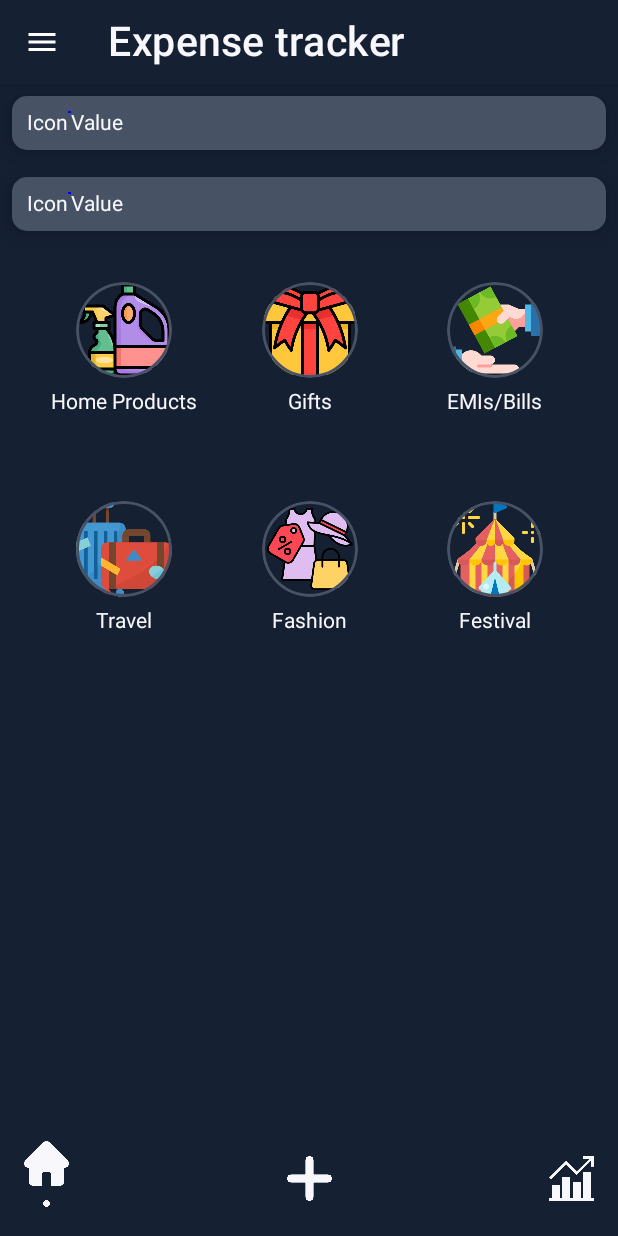
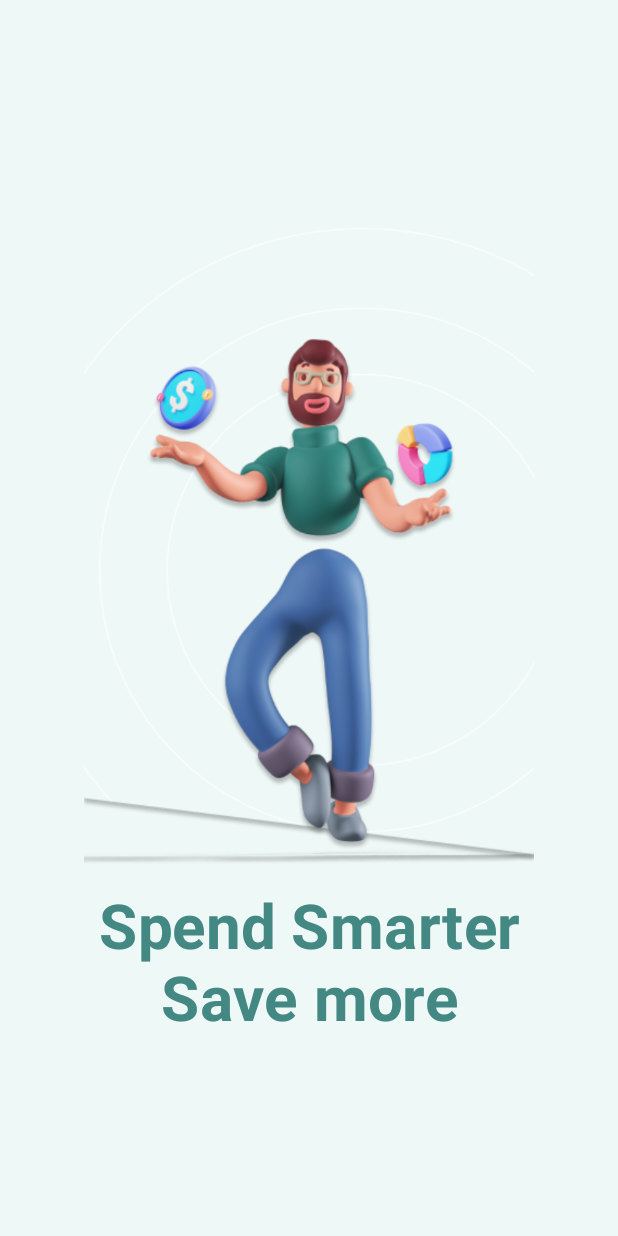
Before and after one commit to mr-j-shah/Expanse_Tracker, an Android app built with Jetpack Compose: the first screen one second after launch (MainActivity), on a phone screen of 412 x 824 dp. Run offline under Robolectric (Android 15) with nearby library versions, the phone set to English and light mode, and no system bars; our stand-ins replace Room's generated code.

Commit message:
Detail View Screen

```diff
--- a/app/build.gradle.kts
+++ b/app/build.gradle.kts
@@ -2,6 +2,7 @@ plugins {
     id("com.android.application")
     id("org.jetbrains.kotlin.android")
     id("kotlin-kapt")
+    id("kotlin-parcelize")
 }
 
 android {
@@ -51,6 +52,10 @@ android {
 }
 
 dependencies {
+    implementation(platform("androidx.compose:compose-bom:2023.08.00"))
+    implementation(platform("androidx.compose:compose-bom:2023.08.00"))
+    androidTestImplementation(platform("androidx.compose:compose-bom:2023.08.00"))
+    androidTestImplementation(platform("androidx.compose:compose-bom:2023.08.00"))
     val nav_version = "2.7.5"
     val compose_version = "1.6.0-alpha06"
     val room = "2.6.0"
--- a/app/src/main/AndroidManifest.xml
+++ b/app/src/main/AndroidManifest.xml
@@ -1,6 +1,7 @@
 <?xml version="1.0" encoding="utf-8"?>
 <manifest xmlns:android="http://schemas.android.com/apk/res/android"
     xmlns:tools="http://schemas.android.com/tools">
+
     <application
         android:name=".ExpanseApplication"
         android:allowBackup="true"
@@ -12,6 +13,11 @@
         android:supportsRtl="true"
         android:theme="@style/Theme.ExpanceTracker"
         tools:targetApi="31">
+        <activity
+            android:name=".HomeScreen"
+            android:exported="false"
+            android:label="@string/title_activity_home_screen"
+            android:theme="@style/Theme.ExpanceTracker" />
         <activity
             android:name=".MainActivity"
             android:exported="true"
--- a/app/src/main/java/com/crestinfosystems_jinay/expancetracker/MainActivity.kt
+++ b/app/src/main/java/com/crestinfosystems_jinay/expancetracker/MainActivity.kt
@@ -1,21 +1,46 @@
 package com.crestinfosystems_jinay.expancetracker
 
+import android.annotation.SuppressLint
+import android.content.Intent
 import android.os.Bundle
 import androidx.activity.ComponentActivity
 import androidx.activity.compose.setContent
+import androidx.compose.animation.core.Animatable
+import androidx.compose.animation.core.tween
+import androidx.compose.foundation.Image
+import androidx.compose.foundation.background
+import androidx.compose.foundation.layout.Arrangement
+import androidx.compose.foundation.layout.Column
+import androidx.compose.foundation.layout.Spacer
 import androidx.compose.foundation.layout.fillMaxSize
+import androidx.compose.foundation.layout.height
 import androidx.compose.material3.MaterialTheme
 import androidx.compose.material3.Surface
 import androidx.compose.material3.Text
 import androidx.compose.runtime.Composable
+import androidx.compose.runtime.LaunchedEffect
+import androidx.compose.runtime.remember
+import androidx.compose.ui.Alignment
 import androidx.compose.ui.Modifier
+import androidx.compose.ui.draw.alpha
+import androidx.compose.ui.res.painterResource
+import androidx.compose.ui.text.font.FontWeight
+import androidx.compose.ui.text.style.TextAlign
 import androidx.compose.ui.tooling.preview.Preview
+import androidx.compose.ui.unit.dp
+import androidx.compose.ui.unit.sp
+import com.crestinfosystems_jinay.expancetracker.screens.splashScreen
 
 import com.crestinfosystems_jinay.expancetracker.ui.theme.ExpanceTrackerTheme
+import com.crestinfosystems_jinay.expancetracker.utils.ColorUtils
+import com.crestinfosystems_jinay.expancetracker.utils.ComposeUtils
+import kotlinx.coroutines.delay
 
+@SuppressLint("CustomSplashScreen")
 class MainActivity : ComponentActivity() {
     override fun onCreate(savedInstanceState: Bundle?) {
         super.onCreate(savedInstanceState)
+
         setContent {
             ExpanceTrackerTheme {
                 // A surface container using the 'background' color from the theme
@@ -23,9 +48,63 @@ class MainActivity : ComponentActivity() {
                     modifier = Modifier.fillMaxSize(),
                     color = MaterialTheme.colorScheme.background
                 ) {
-                    Navigation()
+                    splashScreen()
                 }
             }
         }
     }
+    @Composable
+    private fun splashScreen() {
+//    Handler(Looper.getMainLooper()).postDelayed({
+//        // Navigate to the main content after the delay
+//        navController.popBackStack(ScreenRoute.SplashScreen.route, true)
+//        navController.navigate(ScreenRoute.HomeScreen.route)
+//    }, 5000)
+        val alpha = remember{
+            Animatable(0f)
+        }
+        LaunchedEffect(key1 = true){
+            alpha.animateTo(1f, animationSpec = tween(1500))
+            delay(2000)
+            startActivity(Intent(this@MainActivity,HomeScreen::class.java))
+            this@MainActivity.finish()
+        }
+        Column(
+            modifier = Modifier
+                .fillMaxSize()
+                .background(color = ColorUtils.SplashScreenBackground),
+            verticalArrangement = Arrangement.Center,
+            horizontalAlignment = Alignment.CenterHorizontally
+        ) {
+            Image(
+                painter = painterResource(id = R.drawable.splash_screen_with_back),
+                contentDescription = null,
+                modifier = Modifier.then(ComposeUtils.modifyDimensionsBasedOnScreenSize(baseHeight = 350.dp)).alpha(alpha.value)
+            )
+            Spacer(modifier = Modifier.height(10.dp))
+            Text(
+                softWrap = true,
+                text = "Spend Smarter",
+                color = ColorUtils.SplashScreenText,
+                fontSize = ComposeUtils.modifyTextSizeBasedOnScreenSize(
+                    baseSize = 36f
+                ).sp,
+                fontWeight = FontWeight.Bold,
+                textAlign = TextAlign.Center,
+
+                )
+            Text(
+                softWrap = true,
+                text = "Save more",
+                color = ColorUtils.SplashScreenText,
+                fontSize = ComposeUtils.modifyTextSizeBasedOnScreenSize(
+                    baseSize = 36f
+                ).sp,
+                fontWeight = FontWeight.Bold,
+                textAlign = TextAlign.Center,
+
+                )
+        }
+    }
+
 }
--- a/app/src/main/java/com/crestinfosystems_jinay/expancetracker/Routes.kt
+++ b/app/src/main/java/com/crestinfosystems_jinay/expancetracker/Routes.kt
@@ -5,5 +5,10 @@ sealed class ScreenRoute(val route:String) {
     object WishList :ScreenRoute("WishListScreen")
     object SplashScreen :ScreenRoute("SplashScreen")
     object AddWishScreen :ScreenRoute("AddWishScreen")
+    object ExpenseDetailScreen :ScreenRoute("ExpenseDetailScreen")
 
 }
+
+sealed class RouteBackStackKey(val key:String){
+    object Expense : RouteBackStackKey("Expense")
+}
--- a/app/src/main/java/com/crestinfosystems_jinay/expancetracker/data/Expanse.kt
+++ b/app/src/main/java/com/crestinfosystems_jinay/expancetracker/data/Expanse.kt
@@ -1,9 +1,13 @@
 package com.crestinfosystems_jinay.expancetracker.data
 
+import android.os.Parcelable
 import androidx.room.ColumnInfo
 import androidx.room.Entity
 import androidx.room.PrimaryKey
+import kotlinx.parcelize.Parcelize
 
+
+@Parcelize
 @Entity("expanse-table")
 data class Expanse(
     @PrimaryKey(autoGenerate = true)
@@ -18,7 +22,7 @@ data class Expanse(
     val date:String,
     @ColumnInfo("category")
     val category: String
-)
+):Parcelable
 @Entity(tableName = "Wish-List")
 data class Wish(
     @PrimaryKey(autoGenerate = true)
--- a/app/src/main/java/com/crestinfosystems_jinay/expancetracker/screens/HomeScreen.kt
+++ b/app/src/main/java/com/crestinfosystems_jinay/expancetracker/screens/HomeScreen.kt
@@ -86,7 +86,7 @@ fun HomeScreen(mainScreenVM: MainScreenViewModel, navController: NavController)
             when (mainScreenVM.screen.value.screenState) {
                 MainScreenWidget.Dashboard -> DashboardScreen(viewModel = mainScreenVM)
                 MainScreenWidget.Add -> AddExpanse(viewModel = mainScreenVM)
-                MainScreenWidget.Stetestic -> StatisticScreen(viewModel = mainScreenVM)
+                MainScreenWidget.Stetestic -> StatisticScreen(viewModel = mainScreenVM, navController = navController)
             }
         }
     }
--- a/app/src/main/java/com/crestinfosystems_jinay/expancetracker/widgets/AppBar.kt
+++ b/app/src/main/java/com/crestinfosystems_jinay/expancetracker/widgets/AppBar.kt
@@ -53,7 +53,8 @@ fun AppBar(
             backgroundColor = ColorUtils.primaryBackGroundColor
 
         )
-    } else {
+    }
+    else{
         TopAppBar(
             navigationIcon = {
                 IconButton(onClick = {
--- a/app/src/main/res/values/strings.xml
+++ b/app/src/main/res/values/strings.xml
@@ -1,3 +1,4 @@
 <resources>
     <string name="app_name">Expense Tracker</string>
+    <string name="title_activity_home_screen">HomeScreen</string>
 </resources>
```
Also changed, not shown: app/src/main/java/com/crestinfosystems_jinay/expancetracker/HomeScreen.kt (added, +30 -0 lines), app/src/main/java/com/crestinfosystems_jinay/expancetracker/Navigation.kt (+18 -3 lines), app/src/main/java/com/crestinfosystems_jinay/expancetracker/screens/ExpenseDetailScreen.kt (added, +267 -0 lines), app/src/main/java/com/crestinfosystems_jinay/expancetracker/screens/SplashScreen.kt (+11 -6 lines), app/src/main/java/com/crestinfosystems_jinay/expancetracker/screens/StatiticScreen.kt (+15 -2 lines), app/src/main/java/com/crestinfosystems_jinay/expancetracker/widgets/ExpanseItemTile.kt (+27 -3 lines).
